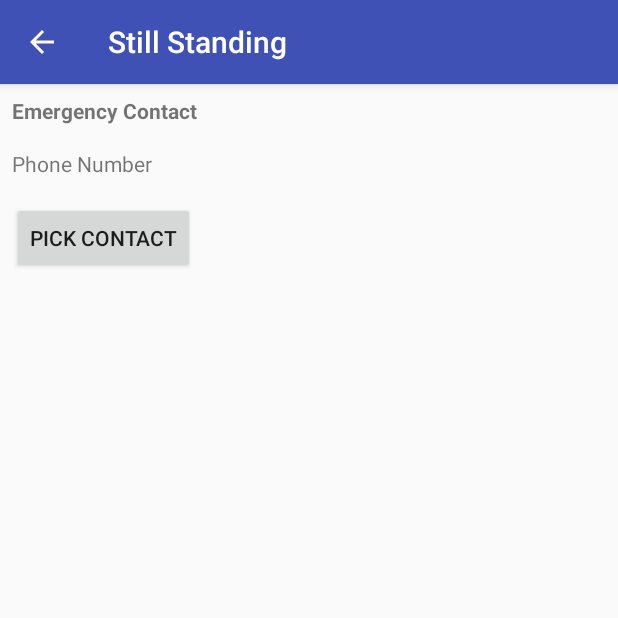
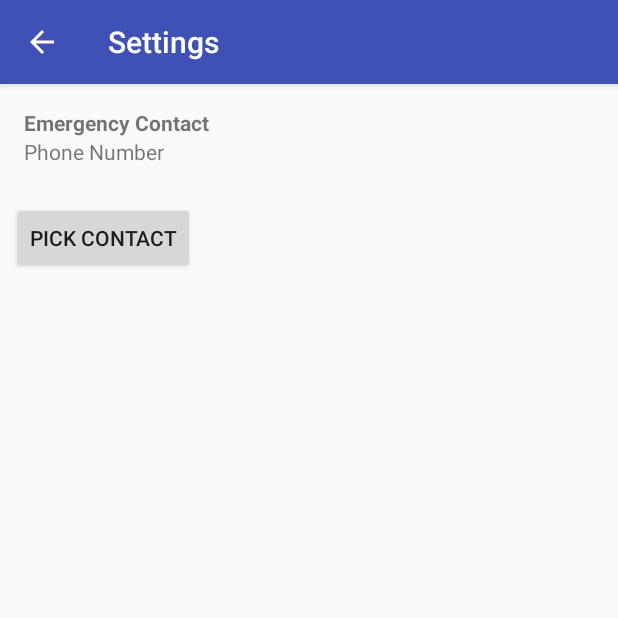
Before and after one commit to katsik/stillStanding, an Android app: the PreferencesScreen screen opened directly, with no data from a screen before it, on a phone screen of 412 x 824 dp, the top half of it. Run offline under Robolectric (Android 15) with nearby library versions, the phone set to English and light mode, and no system bars.

Commit message:
Added discrete labels in the app bar for the non-main activities

```diff
--- a/app/src/main/res/layout/activity_preferences.xml
+++ b/app/src/main/res/layout/activity_preferences.xml
@@ -7,11 +7,17 @@
     tools:context="com.sleepycookie.stillstanding.PreferencesScreen"
     android:orientation="vertical">
 
+
+    <LinearLayout
+        android:layout_width="match_parent"
+        android:layout_height="wrap_content"
+        android:orientation="vertical"
+        android:padding="16dp">
+
         <TextView
             android:layout_width="match_parent"
             android:layout_height="wrap_content"
             android:id="@+id/contact_name"
-        android:layout_margin="8dp"
             android:text="@string/placeholder_name"
             android:textStyle="bold"/>
 
@@ -19,8 +25,9 @@
             android:layout_width="match_parent"
             android:layout_height="wrap_content"
             android:id="@+id/contact_phone"
-        android:layout_margin="8dp"
             android:text="@string/placholder_phone"/>
+
+    </LinearLayout>
 
     <Button
         android:id="@+id/set_contact"
--- a/app/src/main/res/values/strings.xml
+++ b/app/src/main/res/values/strings.xml
@@ -11,4 +11,6 @@
     <string name="placeholder_name">Emergency Contact</string>
     <string name="pick_contact">Pick Contact</string>
     <string name="action_settings">Settings</string>
+    <string name="label_read_data">Fall Detection</string>
+    <string name="label_preferences">Settings</string>
 </resources>
```
Also changed, not shown: app/src/main/AndroidManifest.xml (+14 -7 lines). Lines whose indentation alone changed are shown as unchanged.
